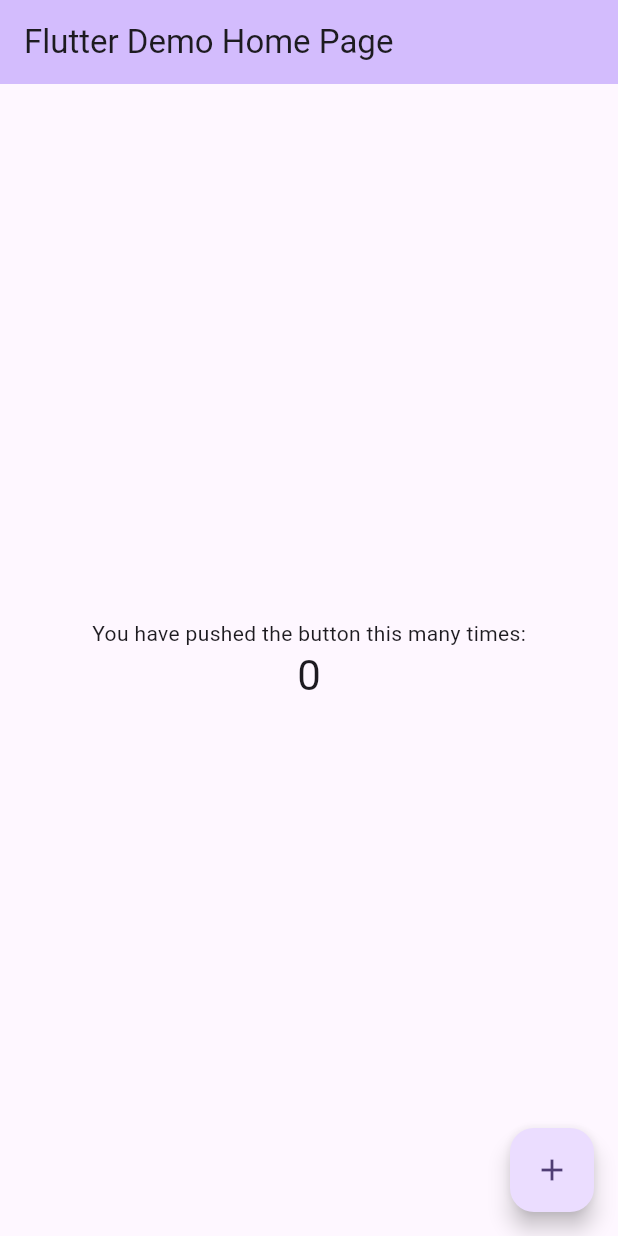
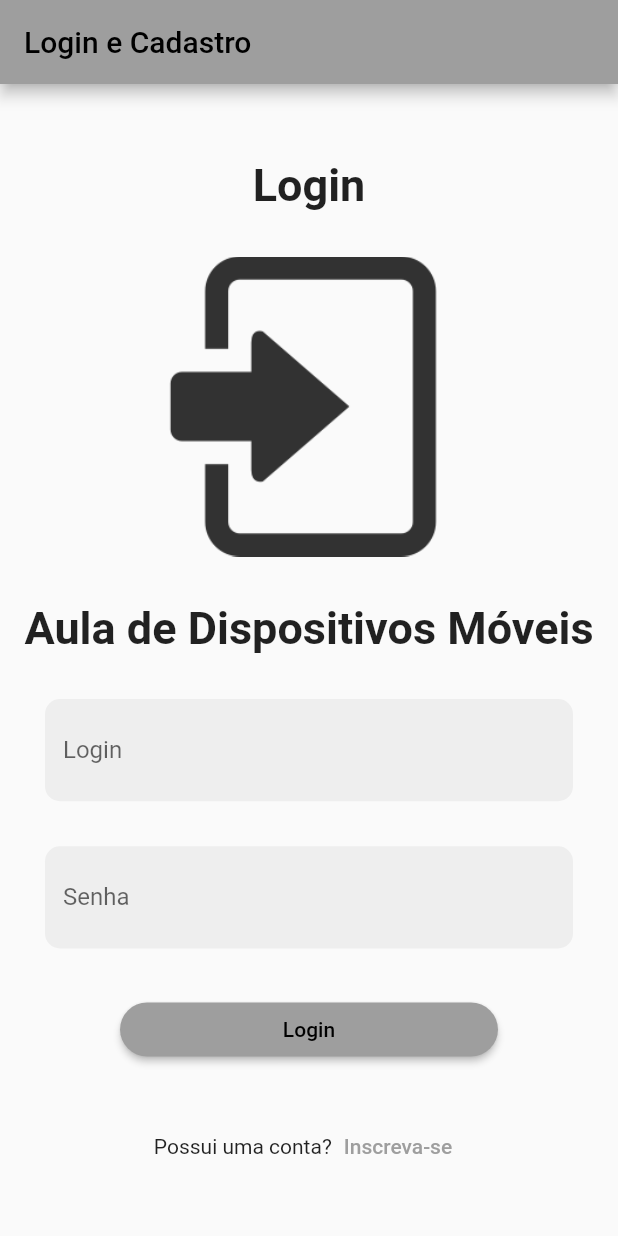
Before and after one commit to dedsdead/flutter-simple-login, a Flutter app: the screen it shows after launch, on a phone screen of 412 x 824 dp. Run offline on Flutter 3.47's test engine with Material 2 defaults, Android fonts, the phone set to English and light mode, and no system bars.

Commit message:
criacao
começo do projeto em aula

```diff
--- /dev/null
+++ b/lib/home_login.dart
@@ -0,0 +1,84 @@
+import 'package:flutter/material.dart';
+import 'package:login_sqlite/screen/login_form.dart';
+
+class HomeLogin extends StatefulWidget {
+  const HomeLogin({super.key});
+
+  @override
+  State<HomeLogin> createState() => _HomeLoginState();
+}
+
+class _HomeLoginState extends State<HomeLogin> {
+  @override
+  Widget build(BuildContext context) {
+    return MaterialApp(
+      debugShowCheckedModeBanner: false,
+      title: "Login com sqLite",
+      theme: ThemeData(
+          primarySwatch: Colors.grey,
+          secondaryHeaderColor: Colors.black,
+          errorColor: Colors.pink),
+      home: Scaffold(
+        appBar: AppBar(
+          title: const Text("Login e Cadastro"),
+        ),
+        body: SingleChildScrollView(
+          padding: const EdgeInsets.only(top: 50),
+          child: Center(
+            child: Column(
+              children: <Widget>[
+                const Text(
+                  "Login",
+                  style: TextStyle(
+                    fontSize: 30,
+                    fontWeight: FontWeight.bold,
+                  ),
+                ),
+                const SizedBox(
+                  height: 30,
+                ),
+                const Image(
+                  height: 200,
+                  image: AssetImage("images/login.png"),
+                ),
+                const SizedBox(
+                  height: 30,
+                ),
+                const Text(
+                  "Aula de Dispositivos Móveis",
+                  style: TextStyle(
+                    fontSize: 30,
+                    fontWeight: FontWeight.bold,
+                  ),
+                ),
+                const LoginForm(),
+                Container(
+                  padding: const EdgeInsets.only(
+                      top: 30, left: 80, right: 80, bottom: 30),
+                  width: double.infinity,
+                  child: ElevatedButton(
+                    onPressed: () {},
+                    style: ElevatedButton.styleFrom(
+                      shape: const StadiumBorder(),
+                    ),
+                    child: const Text("Login"),
+                  ),
+                ),
+                Row(
+                  mainAxisAlignment: MainAxisAlignment.center,
+                  children: <Widget>[
+                    const Text("Possui uma conta?"),
+                    TextButton(
+                      onPressed: () {},
+                      child: const Text("Inscreva-se"),
+                    )
+                  ],
+                ),
+              ],
+            ),
+          ),
+        ),
+      ),
+    );
+  }
+}
--- a/lib/main.dart
+++ b/lib/main.dart
@@ -1,125 +1,6 @@
 import 'package:flutter/material.dart';
+import 'package:login_sqlite/home_login.dart';
 
 void main() {
-  runApp(const MyApp());
+  runApp(const HomeLogin());
 }
-
-class MyApp extends StatelessWidget {
-  const MyApp({super.key});
-
-  // This widget is the root of your application.
-  @override
-  Widget build(BuildContext context) {
-    return MaterialApp(
-      title: 'Flutter Demo',
-      theme: ThemeData(
-        // This is the theme of your application.
-        //
-        // TRY THIS: Try running your application with "flutter run". You'll see
-        // the application has a blue toolbar. Then, without quitting the app,
-        // try changing the seedColor in the colorScheme below to Colors.green
-        // and then invoke "hot reload" (save your changes or press the "hot
-        // reload" button in a Flutter-supported IDE, or press "r" if you used
-        // the command line to start the app).
-        //
-        // Notice that the counter didn't reset back to zero; the application
-        // state is not lost during the reload. To reset the state, use hot
-        // restart instead.
-        //
-        // This works for code too, not just values: Most code changes can be
-        // tested with just a hot reload.
-        colorScheme: ColorScheme.fromSeed(seedColor: Colors.deepPurple),
-        useMaterial3: true,
-      ),
-      home: const MyHomePage(title: 'Flutter Demo Home Page'),
-    );
-  }
-}
-
-class MyHomePage extends StatefulWidget {
-  const MyHomePage({super.key, required this.title});
-
-  // This widget is the home page of your application. It is stateful, meaning
-  // that it has a State object (defined below) that contains fields that affect
-  // how it looks.
-
-  // This class is the configuration for the state. It holds the values (in this
-  // case the title) provided by the parent (in this case the App widget) and
-  // used by the build method of the State. Fields in a Widget subclass are
-  // always marked "final".
-
-  final String title;
-
-  @override
-  State<MyHomePage> createState() => _MyHomePageState();
-}
-
-class _MyHomePageState extends State<MyHomePage> {
-  int _counter = 0;
-
-  void _incrementCounter() {
-    setState(() {
-      // This call to setState tells the Flutter framework that something has
-      // changed in this State, which causes it to rerun the build method below
-      // so that the display can reflect the updated values. If we changed
-      // _counter without calling setState(), then the build method would not be
-      // called again, and so nothing would appear to happen.
-      _counter++;
-    });
-  }
-
-  @override
-  Widget build(BuildContext context) {
-    // This method is rerun every time setState is called, for instance as done
-    // by the _incrementCounter method above.
-    //
-    // The Flutter framework has been optimized to make rerunning build methods
-    // fast, so that you can just rebuild anything that needs updating rather
-    // than having to individually change instances of widgets.
-    return Scaffold(
-      appBar: AppBar(
-        // TRY THIS: Try changing the color here to a specific color (to
-        // Colors.amber, perhaps?) and trigger a hot reload to see the AppBar
-        // change color while the other colors stay the same.
-        backgroundColor: Theme.of(context).colorScheme.inversePrimary,
-        // Here we take the value from the MyHomePage object that was created by
-        // the App.build method, and use it to set our appbar title.
-        title: Text(widget.title),
-      ),
-      body: Center(
-        // Center is a layout widget. It takes a single child and positions it
-        // in the middle of the parent.
-        child: Column(
-          // Column is also a layout widget. It takes a list of children and
-          // arranges them vertically. By default, it sizes itself to fit its
-          // children horizontally, and tries to be as tall as its parent.
-          //
-          // Column has various properties to control how it sizes itself and
-          // how it positions its children. Here we use mainAxisAlignment to
-          // center the children vertically; the main axis here is the vertical
-          // axis because Columns are vertical (the cross axis would be
-          // horizontal).
-          //
-          // TRY THIS: Invoke "debug painting" (choose the "Toggle Debug Paint"
-          // action in the IDE, or press "p" in the console), to see the
-          // wireframe for each widget.
-          mainAxisAlignment: MainAxisAlignment.center,
-          children: <Widget>[
-            const Text(
-              'You have pushed the button this many times:',
-            ),
-            Text(
-              '$_counter',
-              style: Theme.of(context).textTheme.headlineMedium,
-            ),
-          ],
-        ),
-      ),
-      floatingActionButton: FloatingActionButton(
-        onPressed: _incrementCounter,
-        tooltip: 'Increment',
-        child: const Icon(Icons.add),
-      ), // This trailing comma makes auto-formatting nicer for build methods.
-    );
-  }
-}
--- /dev/null
+++ b/lib/screen/login_form.dart
@@ -0,0 +1,62 @@
+import 'package:flutter/material.dart';
+
+class LoginForm extends StatefulWidget {
+  const LoginForm({super.key});
+
+  @override
+  State<LoginForm> createState() => _LoginFormState();
+}
+
+class _LoginFormState extends State<LoginForm> {
+  @override
+  Widget build(BuildContext context) {
+    return Column(
+      children: [
+        Container(
+          padding: const EdgeInsets.only(top: 30, right: 30, left: 30),
+          child: TextFormField(
+            decoration: InputDecoration(
+              filled: true,
+              fillColor: Colors.grey.shade200,
+              hintText: "Digite seu login",
+              labelText: 'Login',
+              border: OutlineInputBorder(
+                borderSide: BorderSide.none,
+                borderRadius: BorderRadius.circular(10),
+              ),
+              focusedBorder: OutlineInputBorder(
+                borderSide: BorderSide(color: Theme.of(context).primaryColor),
+              ),
+              focusedErrorBorder: OutlineInputBorder(
+                borderSide: BorderSide(color: Theme.of(context).errorColor),
+              ),
+              prefix: const Icon(Icons.person_outline),
+            ),
+          ),
+        ),
+        Container(
+          padding: const EdgeInsets.only(top: 30, right: 30, left: 30),
+          child: TextFormField(
+            decoration: InputDecoration(
+              filled: true,
+              fillColor: Colors.grey.shade200,
+              hintText: "Digite sua senha",
+              labelText: 'Senha',
+              border: OutlineInputBorder(
+                borderSide: BorderSide.none,
+                borderRadius: BorderRadius.circular(10),
+              ),
+              focusedBorder: OutlineInputBorder(
+                borderSide: BorderSide(color: Theme.of(context).primaryColor),
+              ),
+              focusedErrorBorder: OutlineInputBorder(
+                borderSide: BorderSide(color: Theme.of(context).errorColor),
+              ),
+              prefix: const Icon(Icons.lock_outline),
+            ),
+          ),
+        ),
+      ],
+    );
+  }
+}
```
Also changed, not shown: pubspec.yaml (+5 -4 lines), images/login.png (added), pubspec.lock.
